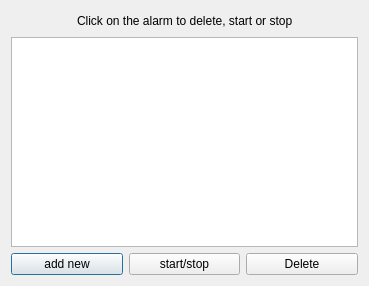
The window that Lab2/alarmwindow.ui (MariKush/OOP) describes before a commit, drawn with Qt 5.
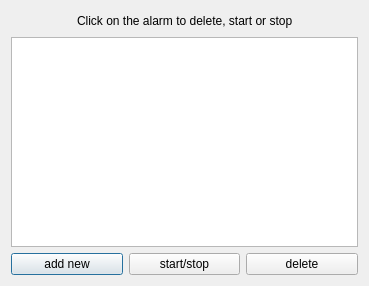
The same window after the commit.

What changed in the file:
```diff
--- a/Lab2/alarmwindow.ui
+++ b/Lab2/alarmwindow.ui
@@ -73,7 +73,7 @@
      <item>
       <widget class="QPushButton" name="delete_timer">
        <property name="text">
-        <string>Delete</string>
+        <string>delete</string>
        </property>
       </widget>
      </item>
```
Left out of the diff: 2 changed lines with no effect on the pictures.
